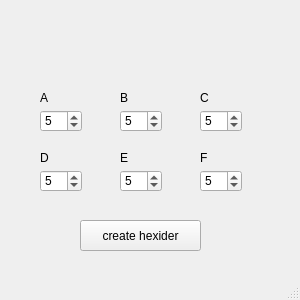
The window that geksider/mainwindow.ui (prokitos/geksider_draw) describes before a commit, drawn with Qt 5.
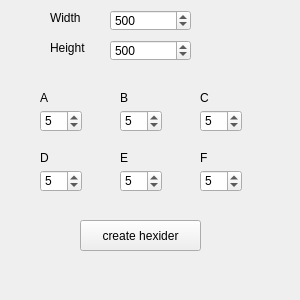
The same window after the commit.

```diff
--- a/geksider/mainwindow.ui
+++ b/geksider/mainwindow.ui
@@ -10,6 +10,18 @@
     <height>300</height>
    </rect>
   </property>
+  <property name="minimumSize">
+   <size>
+    <width>300</width>
+    <height>300</height>
+   </size>
+  </property>
+  <property name="maximumSize">
+   <size>
+    <width>300</width>
+    <height>300</height>
+   </size>
+  </property>
   <property name="windowTitle">
    <string>MainWindow</string>
   </property>
@@ -204,6 +216,70 @@
      <string>F</string>
     </property>
    </widget>
+   <widget class="QSpinBox" name="inputH">
+    <property name="geometry">
+     <rect>
+      <x>110</x>
+      <y>40</y>
+      <width>81</width>
+      <height>21</height>
+     </rect>
+    </property>
+    <property name="minimum">
+     <number>100</number>
+    </property>
+    <property name="maximum">
+     <number>1000</number>
+    </property>
+    <property name="value">
+     <number>500</number>
+    </property>
+   </widget>
+   <widget class="QSpinBox" name="inputW">
+    <property name="geometry">
+     <rect>
+      <x>110</x>
+      <y>10</y>
+      <width>81</width>
+      <height>21</height>
+     </rect>
+    </property>
+    <property name="minimum">
+     <number>100</number>
+    </property>
+    <property name="maximum">
+     <number>1000</number>
+    </property>
+    <property name="value">
+     <number>500</number>
+    </property>
+   </widget>
+   <widget class="QLabel" name="label_7">
+    <property name="geometry">
+     <rect>
+      <x>50</x>
+      <y>10</y>
+      <width>49</width>
+      <height>16</height>
+     </rect>
+    </property>
+    <property name="text">
+     <string>Width</string>
+    </property>
+   </widget>
+   <widget class="QLabel" name="label_8">
+    <property name="geometry">
+     <rect>
+      <x>50</x>
+      <y>40</y>
+      <width>49</width>
+      <height>16</height>
+     </rect>
+    </property>
+    <property name="text">
+     <string>Height</string>
+    </property>
+   </widget>
   </widget>
   <widget class="QMenuBar" name="menubar">
    <property name="geometry">
@@ -215,7 +291,11 @@
     </rect>
    </property>
   </widget>
-  <widget class="QStatusBar" name="statusbar"/>
+  <widget class="QStatusBar" name="statusbar">
+   <property name="sizeGripEnabled">
+    <bool>false</bool>
+   </property>
+  </widget>
  </widget>
  <resources/>
  <connections/>
```
